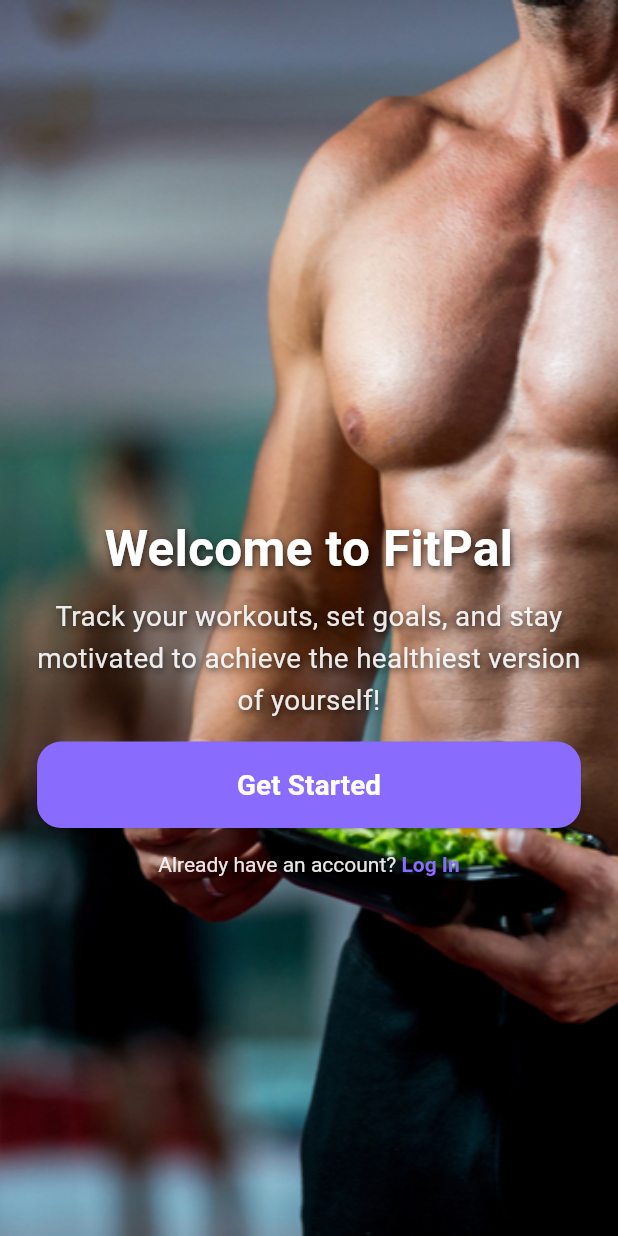
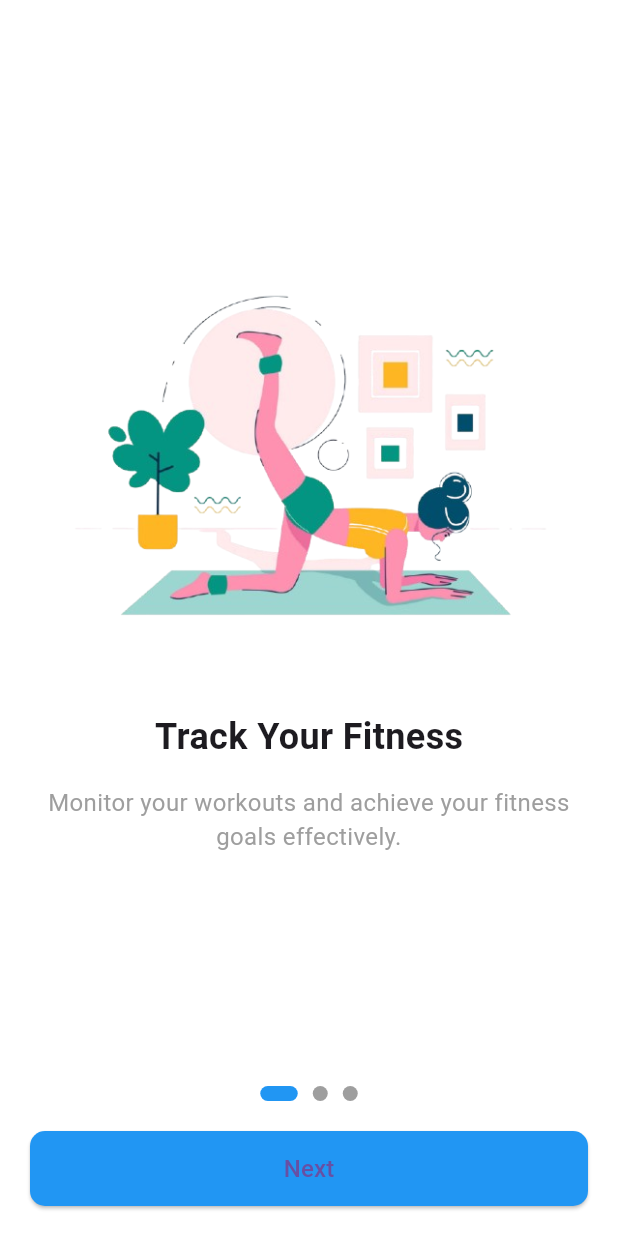
Before and after one commit to sulav97/FitPal, a Flutter app: the screen it shows after launch, on a phone screen of 412 x 824 dp. Run offline on Flutter 3.47's test engine with Material 3 defaults, Android fonts, the phone set to English and light mode, and no system bars; Roboto replaces fonts that are missing (Lato Regular).

Commit message:
sprint 2 done

```diff
--- a/lib/view/login.dart
+++ b/lib/view/login.dart
@@ -1,7 +1,7 @@
+import 'package:college_community_mobileapp/view/bottom_navigation_view.dart';
 import 'package:college_community_mobileapp/view/register.dart';
 import 'package:flutter/gestures.dart';
 import 'package:flutter/material.dart';
-import './dashboard.dart';
 
 void main() {
   runApp(const MyApp());
@@ -12,9 +12,9 @@
 
   @override
   Widget build(BuildContext context) {
-    return MaterialApp(
+    return const MaterialApp(
       debugShowCheckedModeBanner: false,
-      home: const LoginView(),
+      home: LoginView(),
     );
   }
 }
@@ -113,10 +113,11 @@
                     onPressed: () {
                       if (_emailController.text.trim() == 'admin' &&
                           _passwordController.text.trim() == 'admin') {
-                        Navigator.push(
+                        Navigator.pushReplacement(
                           context,
                           MaterialPageRoute(
-                              builder: (context) => const DashboardView()),
+                              builder: (context) =>
+                                  const BottomNavigationView()),
                         );
                       } else {
                         ScaffoldMessenger.of(context).showSnackBar(
--- a/lib/view/onboard.dart
+++ b/lib/view/onboard.dart
@@ -1,152 +1,149 @@
-import 'package:flutter/gestures.dart';
+import 'package:college_community_mobileapp/view/login.dart';
 import 'package:flutter/material.dart';
-import './login.dart';
 
-class OnboardView extends StatelessWidget {
-  const OnboardView({super.key});
+class OnboardingScreen extends StatefulWidget {
+  const OnboardingScreen({super.key});
+
+  @override
+  _OnboardingScreenState createState() => _OnboardingScreenState();
+}
+
+class _OnboardingScreenState extends State<OnboardingScreen> {
+  final PageController _controller = PageController();
+  int currentIndex = 0;
+
+  final List<Map<String, String>> onboardingData = [
+    {
+      "image": 'assets/images/onboard1.png',
+      "title": "Track Your Fitness",
+      "description":
+          "Monitor your workouts and achieve your fitness goals effectively."
+    },
+    {
+      "image": 'assets/images/onboard3.png',
+      "title": "Stay Motivated",
+      "description":
+          "Get daily motivation to stay consistent with your fitness journey."
+    },
+    {
+      "image": 'assets/images/onboard2.png',
+      "title": "Achieve Your Goals",
+      "description": "Set goals and crush them with a step-by-step approach."
+    },
+  ];
 
   @override
   Widget build(BuildContext context) {
-    final size = MediaQuery.of(context).size;
-
     return Scaffold(
-      body: Stack(
+      body: Column(
         children: [
-          // Background Image
-          Positioned.fill(
-            child: Image.asset(
-              'assets/images/fitness_onboard.png', // Ensure the path is correct
-              fit: BoxFit.cover, // Cover the entire screen
-            ),
-          ),
-          // Content on top of the background
-          SafeArea(
-            child: Column(
-              children: [
-                // Spacer for alignment (added extra space to push the content further down)
-                Expanded(flex: 2, child: Container()),
-
-                // Middle Section with Text (shortened to reduce space)
           Expanded(
-                  flex: 1,
-                  child: Padding(
-                    padding:
-                        EdgeInsets.symmetric(horizontal: size.width * 0.06),
+            child: PageView.builder(
+              controller: _controller,
+              onPageChanged: (int index) {
+                setState(() {
+                  currentIndex = index;
+                });
+              },
+              itemCount: onboardingData.length,
+              itemBuilder: (_, index) {
+                return Padding(
+                  padding: const EdgeInsets.all(20.0),
                   child: Column(
                     mainAxisAlignment: MainAxisAlignment.center,
                     children: [
+                      Image.asset(
+                        "assets/images/onboard${index + 1}.png", // Update path as needed
+                        height: 300,
+                      ),
+                      const SizedBox(height: 20),
                       Text(
-                          'Welcome to FitPal',
-                          textAlign: TextAlign.center,
-                          style: TextStyle(
-                            fontSize: size.width * 0.08,
+                        onboardingData[index]["title"]!,
+                        style: const TextStyle(
+                          fontSize: 24,
                           fontWeight: FontWeight.bold,
-                            color: Colors.white, // Text is white for contrast
-                            shadows: [
-                              Shadow(
-                                blurRadius: 6.0,
-                                color: Colors.black.withOpacity(0.7),
-                                offset: const Offset(1, 2),
-                              ),
-                            ],
                         ),
                       ),
-                        const SizedBox(height: 8),
+                      const SizedBox(height: 15),
                       Text(
-                          'Track your workouts, set goals, and stay motivated to achieve the healthiest version of yourself!',
+                        onboardingData[index]["description"]!,
                         textAlign: TextAlign.center,
-                          style: TextStyle(
-                            fontSize: size.width * 0.045,
-                            color: Colors.white.withOpacity(0.9),
-                            height: 1.5,
-                            shadows: [
-                              Shadow(
-                                blurRadius: 6.0,
-                                color: Colors.black.withOpacity(0.7),
-                                offset: const Offset(1, 2),
-                              ),
-                            ],
+                        style: const TextStyle(
+                          fontSize: 16,
+                          color: Colors.grey,
                         ),
                       ),
                     ],
                   ),
+                );
+              },
             ),
           ),
-
-                // Bottom Section with Buttons (more space for button)
-                Expanded(
-                  flex: 2,
-                  child: Padding(
-                    padding:
-                        EdgeInsets.symmetric(horizontal: size.width * 0.06),
-                    child: Column(
-                      children: [
-                        SizedBox(
+          Row(
+            mainAxisAlignment: MainAxisAlignment.center,
+            children: List.generate(
+              onboardingData.length,
+              (index) => buildDot(index, context),
+            ),
+          ),
+          Padding(
+            padding: const EdgeInsets.all(20.0),
+            child: SizedBox(
               width: double.infinity,
-                          height: size.height * 0.07,
+              height: 50,
               child: ElevatedButton(
                 onPressed: () {
-                              // Navigate to LoginView
-                              Navigator.push(
+                  if (currentIndex == onboardingData.length - 1) {
+                    // Navigate to LoginView when Get Started is clicked
+                    Navigator.pushReplacement(
                       context,
                       MaterialPageRoute(
-                                  builder: (context) => const LoginView(),
+                        builder: (context) =>
+                            const LoginView(), // Replace with your LoginView
                       ),
                     );
+                  } else {
+                    _controller.nextPage(
+                      duration: const Duration(milliseconds: 300),
+                      curve: Curves.easeInOut,
+                    );
+                  }
                 },
                 style: ElevatedButton.styleFrom(
-                              backgroundColor: const Color(0xFF896CFE),
+                  backgroundColor: Colors.blue,
                   shape: RoundedRectangleBorder(
-                                borderRadius: BorderRadius.circular(16),
+                    borderRadius: BorderRadius.circular(10),
                   ),
                 ),
                 child: Text(
-                              'Get Started',
-                              style: TextStyle(
-                                fontSize: size.width * 0.045,
-                                fontWeight: FontWeight.w600,
-                                color: Colors.white,
+                  currentIndex == onboardingData.length - 1
+                      ? "Get Started"
+                      : "Next",
+                  style: const TextStyle(fontSize: 16),
                 ),
               ),
-                          ),
-                        ),
-                        const SizedBox(height: 16),
-                        RichText(
-                          text: TextSpan(
-                            text: 'Already have an account? ',
-                            style: TextStyle(
-                              color: Colors.white.withOpacity(0.9),
-                            ),
-                            children: [
-                              TextSpan(
-                                text: 'Log In',
-                                style: const TextStyle(
-                                  color: Color(0xFF896CFE),
-                                  fontWeight: FontWeight.bold,
-                                ),
-                                recognizer: TapGestureRecognizer()
-                                  ..onTap = () {
-                                    // Navigate to LoginView
-                                    Navigator.push(
-                                      context,
-                                      MaterialPageRoute(
-                                        builder: (context) => const LoginView(),
-                                      ),
-                                    );
-                                  },
-                              ),
-                            ],
-                          ),
-                        ),
-                      ],
-                    ),
-                  ),
-                ),
-              ],
             ),
           ),
         ],
       ),
     );
   }
+
+  Widget buildDot(int index, BuildContext context) {
+    return Container(
+      height: 10,
+      width: currentIndex == index ? 25 : 10,
+      margin: const EdgeInsets.symmetric(horizontal: 5),
+      decoration: BoxDecoration(
+        borderRadius: BorderRadius.circular(20),
+        color: currentIndex == index ? Colors.blue : Colors.grey,
+      ),
+    );
   }
+}
+
+void main() {
+  runApp(const MaterialApp(
+    home: OnboardingScreen(),
+  ));
+}
--- a/lib/view/splashscreen.dart
+++ b/lib/view/splashscreen.dart
@@ -27,7 +27,7 @@
     Future.delayed(const Duration(seconds: 3), () {
       Navigator.pushReplacement(
         context,
-        MaterialPageRoute(builder: (context) => const OnboardView()),
+        MaterialPageRoute(builder: (context) => OnboardingScreen()),
       );
     });
 
```
Lines whose indentation alone changed are shown as unchanged.
